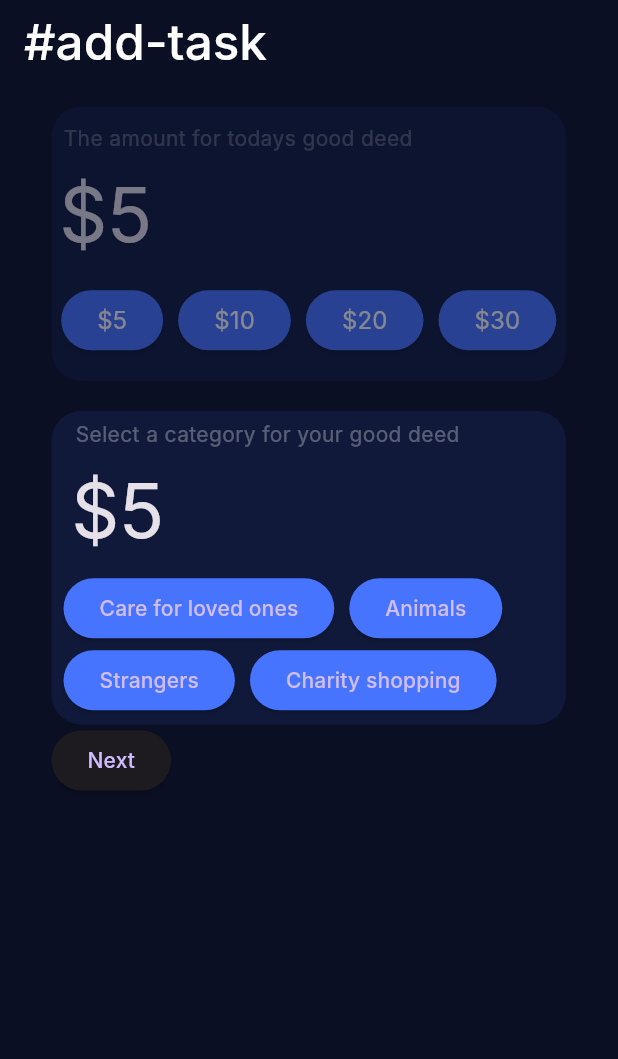
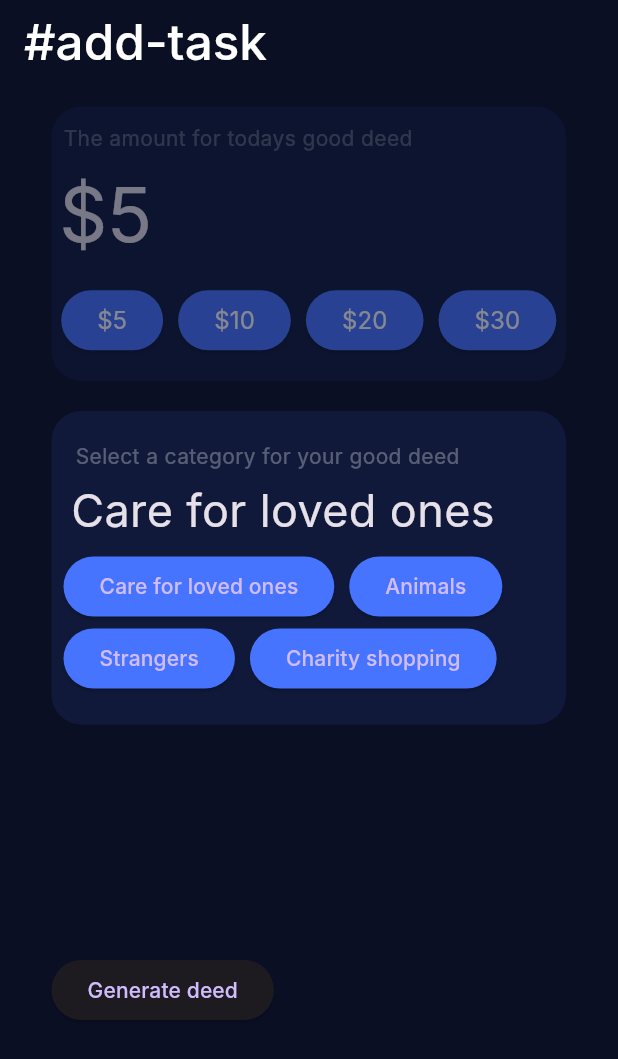
Before and after one commit to Amirapatakil/pho, a Flutter app: the ListTasks screen opened directly, after a tap on "Next", on a phone screen of 412 x 824 dp. Shown: the top 1059 px of the screen. Run offline on Flutter 3.47's test engine with Material 3 defaults, Android fonts, the phone set to English and light mode, and no system bars; our stand-ins replace flutter_screenutil, flutter_svg; Roboto replaces fonts that are missing (Inter).

Commit message:
add nastroy,a bit genrate ideas

```diff
--- a/lib/duty/duty_screen.dart
+++ b/lib/duty/duty_screen.dart
@@ -48,12 +48,12 @@ class _DutyScreenState extends State<DutyScreen> {
                   child: TextButton(
                     onPressed: () {
                       setState(() {
-                        isOpenTasks = true; // Показать "Open tasks"
+                        isOpenTasks = true;
                       });
                     },
                     style: TextButton.styleFrom(
                       backgroundColor: isOpenTasks
-                          ? PHOColor.blue4674FF // Синий фон, если активна
+                          ? PHOColor.blue4674FF
                           : Colors.transparent,
                       shape: RoundedRectangleBorder(
                         borderRadius: BorderRadius.circular(12.0),
@@ -68,12 +68,12 @@ class _DutyScreenState extends State<DutyScreen> {
                   child: TextButton(
                     onPressed: () {
                       setState(() {
-                        isOpenTasks = false; // Показать "Closed tasks"
+                        isOpenTasks = false;
                       });
                     },
                     style: TextButton.styleFrom(
                       backgroundColor: !isOpenTasks
-                          ? PHOColor.blue4674FF // Синий фон, если активна
+                          ? PHOColor.blue4674FF
                           : Colors.transparent,
                       shape: RoundedRectangleBorder(
                         borderRadius: BorderRadius.circular(12.0),
@@ -89,9 +89,8 @@ class _DutyScreenState extends State<DutyScreen> {
           ),
           Expanded(
             child: Center(
-              child: isOpenTasks
-                  ? _buildOpenTasksView() // Виджет для Open tasks
-                  : _buildClosedTasksView(),
+              child:
+                  isOpenTasks ? _buildOpenTasksView() : _buildClosedTasksView(),
             ),
           )
         ],
--- a/lib/features/main_page/presentation/main_page.dart
+++ /dev/null
@@ -1,10 +0,0 @@
-import 'package:flutter/material.dart';
-
-class MainPage extends StatelessWidget {
-  const MainPage({super.key});
-
-  @override
-  Widget build(BuildContext context) {
-    return const Scaffold();
-  }
-}
--- a/lib/generate_ideas/list_tasks.dart
+++ b/lib/generate_ideas/list_tasks.dart
@@ -40,6 +40,8 @@ class _ListTasksState extends State<ListTasks> {
   String? selectedCategory = 'Care for loved ones';
   String? randomTask;
   bool showSecondContainer = false;
+  bool showThirdContainer = false;
+  bool isFinalSelection = false;
 
   void selectRandomTask(String category) {
     var filteredTasks = tasks
@@ -83,8 +85,10 @@ class _ListTasksState extends State<ListTasks> {
               children: [
                 Opacity(
                   opacity: showSecondContainer ? 0.5 : 1.0,
+                  child: AbsorbPointer(
+                    absorbing: showSecondContainer,
                     child: Container(
-                    height: 183,
+                      height: showThirdContainer ? 117 : 183,
                       width: 343,
                       decoration: BoxDecoration(
                           borderRadius: BorderRadius.circular(20),
@@ -108,9 +112,10 @@ class _ListTasksState extends State<ListTasks> {
                           if (selectedBudget != null)
                             Padding(
                               padding: const EdgeInsets.all(5.0),
-                            child: Text('\$${selectedBudget}',
+                              child: Text('\$$selectedBudget',
                                   style: PHOTextstyle.s50w400),
                             ),
+                          if (!isFinalSelection)
                             Row(
                               mainAxisAlignment: MainAxisAlignment.center,
                               children: [
@@ -124,14 +129,21 @@ class _ListTasksState extends State<ListTasks> {
                       ),
                     ),
                   ),
+                ),
               ],
             ),
-            SizedBox(
+            const SizedBox(
               height: 20,
             ),
             if (showSecondContainer)
-              Container(
-                height: 209,
+              Stack(
+                children: [
+                  Opacity(
+                    opacity: showThirdContainer ? 0.5 : 1.0,
+                    child: AbsorbPointer(
+                      absorbing: showThirdContainer,
+                      child: Container(
+                        height: !showThirdContainer ? 209 : 117,
                         width: 343,
                         decoration: BoxDecoration(
                             borderRadius: BorderRadius.circular(20),
@@ -157,15 +169,18 @@ class _ListTasksState extends State<ListTasks> {
                               if (selectedBudget != null)
                                 Padding(
                                   padding: const EdgeInsets.all(5.0),
-                          child: Text('\$${selectedBudget}',
-                              style: PHOTextstyle.s50w400),
+                                  child: Text('$selectedCategory',
+                                      style: PHOTextstyle.s36w400),
                                 ),
+                              if (!isFinalSelection)
                                 Column(
                                   children: [
                                     Row(
-                            crossAxisAlignment: CrossAxisAlignment.start,
+                                      crossAxisAlignment:
+                                          CrossAxisAlignment.start,
                                       children: [
-                              _buildCategoryButton('Care for loved ones'),
+                                        _buildCategoryButton(
+                                            'Care for loved ones'),
                                         const SizedBox(
                                           width: 10,
                                         ),
@@ -173,13 +188,15 @@ class _ListTasksState extends State<ListTasks> {
                                       ],
                                     ),
                                     Row(
-                            crossAxisAlignment: CrossAxisAlignment.start,
+                                      crossAxisAlignment:
+                                          CrossAxisAlignment.start,
                                       children: [
                                         _buildCategoryButton('Strangers'),
                                         const SizedBox(
                                           width: 10,
                                         ),
-                              _buildCategoryButton('Charity shopping'),
+                                        _buildCategoryButton(
+                                            'Charity shopping'),
                                       ],
                                     ),
                                   ],
@@ -188,13 +205,62 @@ class _ListTasksState extends State<ListTasks> {
                           ),
                         ),
                       ),
+                    ),
+                  ),
+                ],
+              ),
+            const SizedBox(
+              height: 20,
+            ),
+            if (showThirdContainer)
+              Container(
+                  height: 153,
+                  width: 343,
+                  decoration: BoxDecoration(
+                    borderRadius: BorderRadius.circular(20),
+                    color: PHOColor.green,
+                  ),
+                  child: Padding(
+                    padding: const EdgeInsets.all(10.0),
+                    child: Column(
+                      crossAxisAlignment: CrossAxisAlignment.start,
+                      children: [
+                        Text('Good deed you can do today',
+                            style: PHOTextstyle.s14w400.copyWith(
+                                color: PHOColor.black.withOpacity(0.3))),
+                        const SizedBox(height: 8),
+                        Text(
+                          randomTask ?? 'No task available',
+                          style: PHOTextstyle.s36w400
+                              .copyWith(color: PHOColor.black),
+                        ),
+                      ],
+                    ),
+                  )),
+            SizedBox(
+              height: 133,
+            ),
+            Row(
+              children: [
+                if (isFinalSelection)
+                  IconButton(
+                      onPressed: () {}, icon: const Icon(Icons.arrow_back)),
                 ElevatedButton(
                   onPressed: () {
                     setState(() {
+                      if (!showSecondContainer) {
                         showSecondContainer = true;
+                      } else {
+                        isFinalSelection = true;
+                        showThirdContainer = true;
+
+                        selectRandomTask(selectedCategory!);
+                      }
                     });
                   },
-              child: Text("Next"),
+                  child: Text(showSecondContainer ? 'Generate deed' : 'Next'),
+                ),
+              ],
             ),
           ],
         ),
--- /dev/null
+++ b/lib/generate_ideas/widgets/list_of_tasks.dart
@@ -0,0 +1,106 @@
+final List<Map<String, dynamic>> tasks = [
+  {
+    'budget': 5,
+    'category': 'Care for loved ones',
+    'description': [
+      'Send a heartfelt text to a loved one, letting them know how much they mean to you.',
+      'Buy a coffee or snack for a friend or family member.',
+      'Leave a kind note for someone to find later.',
+      'Offer to run a small errand for a busy loved one.',
+      'Create a simple DIY gift (like a friendship bracelet or small painting).',
+      'Make a playlist of uplifting songs for someone special.',
+      'Send a funny or thoughtful e-card.',
+      'Offer to water a neighbor\'s plants while they\'re away.',
+      'Bake a small batch of cookies and share with someone.',
+      'Bring a friend or family member their favorite snack.',
+      'Buy a small bunch of flowers for someone.',
+      'Share a list of your favorite books or movies with a friend.',
+      'Write down 10 reasons why you appreciate someone and give it to them.',
+      'Call a friend or family member just to chat and check in.',
+      'Give a genuine compliment to someone you love.',
+      'Offer to babysit a pet for a few hours.',
+      'Bring over a hot drink to a friend who’s feeling down.',
+      'Leave a surprise thank-you note for someone who helped you.',
+      'Surprise a loved one with their favorite candy.',
+      'Send a friend an inspirational quote that reminds you of them.',
+    ],
+  },
+  {
+    'budget': 10,
+    'category': 'Care for loved ones',
+    'description': [
+      'Treat a friend or family member to their favorite dessert.',
+      'Buy a small potted plant and gift it to someone who loves nature.',
+      'Get a scented candle for someone who needs relaxation.',
+      'Put together a small care package with snacks and goodies.',
+      'Purchase a reusable coffee cup for someone who loves coffee.',
+      'Buy a set of pens or notebooks for a friend who loves to write.',
+      'Gift a cute keychain to remind someone of your friendship.',
+      'Bring a coworker or friend their favorite smoothie.',
+      'Buy a small framed photo of a memory you share with someone.',
+      'Get a travel-sized lotion or hand sanitizer as a thoughtful gesture.',
+      'Treat a friend to an ice cream outing.',
+      'Gift a cozy pair of socks for a loved one.',
+      'Pick up a good book from a secondhand store to share.',
+      'Purchase a coffee or tea sampler for a friend who loves warm drinks.',
+      'Get a fun reusable tote bag for someone.',
+      'Surprise a loved one with a fun pen set or art supplies.',
+      'Give a friend a journal or diary as a thoughtful gift.',
+      'Buy a small puzzle or game to enjoy together.',
+      'Make a photo collage of good times and gift it.',
+      'Take a friend out for a quick lunch or snack.',
+    ],
+  },
+  {
+    'budget': 20,
+    'category': 'Care for loved ones',
+    'description': [
+      'Take a friend out for a meal at a casual restaurant.',
+      'Buy a high-quality mug and fill it with treats.',
+      'Order a personalized keychain or small accessory.',
+      'Buy a relaxing bath bomb set for someone who needs a break.',
+      'Gift a small succulent garden kit.',
+      'Take a loved one to the movies.',
+      'Give a loved one a small self-care gift box.',
+      'Purchase a board game for a family game night.',
+      'Get a personalized photo calendar with favorite memories.',
+      'Arrange a surprise grocery delivery with essentials and treats.',
+      'Buy a set of tea blends for a tea-loving friend.',
+      'Gift a sketchbook and pencils to a creative person.',
+      'Buy a cozy blanket for someone who loves to relax at home.',
+      'Offer a loved one a home-cooked dinner, with groceries bought by you.',
+      'Treat someone to a car wash or detailing session.',
+      'Gift a small painting or poster of a meaningful place.',
+      'Buy a one-month streaming service subscription for someone.',
+      'Get a travel mug and fill it with snacks or notes.',
+      'Treat a friend or family member to a manicure kit.',
+      'Gift a high-quality reusable water bottle.',
+    ],
+  },
+  {
+    'budget': 30,
+    'category': 'Care for loved ones',
+    'description': [
+      'Take a loved one out to brunch at their favorite cafe.',
+      'Purchase a small indoor plant for their home or office.',
+      'Buy a journal with personalized notes on every few pages.',
+      'Gift a 3-month magazine subscription tailored to their interests.',
+      'Purchase a set of quality skincare products.',
+      'Buy a gourmet meal kit or cooking set for a fun night in.',
+      'Surprise them with a set of art supplies or adult coloring books.',
+      'Buy a high-quality puzzle for a relaxing activity.',
+      'Gift a digital photo frame loaded with cherished pictures.',
+      'Give them a cozy scarf or beanie for cold days.',
+      'Treat a friend to a virtual class or workshop they’re interested in.',
+      'Buy a calming essential oil set for relaxation.',
+      'Get a good-quality recipe book for a friend who loves cooking.',
+      'Buy a set of high-quality stationery or planners.',
+      'Gift a small Bluetooth speaker for listening to music anywhere.',
+      'Offer a spa day at home, with face masks, candles, and bath salts.',
+      'Purchase a framed print of their favorite quote or artwork.',
+      'Treat someone to a local tour or experience in their city.',
+      'Gift a personalized T-shirt or tote bag.',
+      'Get a set of cozy pillows or cushions for their home.',
+    ],
+  },
+];
--- a/lib/pho/pho_textstyle.dart
+++ b/lib/pho/pho_textstyle.dart
@@ -15,4 +15,6 @@ abstract class PHOTextstyle {
       TextStyle(fontSize: 50, fontWeight: FontWeight.w400);
   static const TextStyle s16w400 =
       TextStyle(fontSize: 16, fontWeight: FontWeight.w400);
+  static const TextStyle s36w400 =
+      TextStyle(fontSize: 30, fontWeight: FontWeight.w400);
 }
```
Lines whose indentation alone changed are shown as unchanged.
